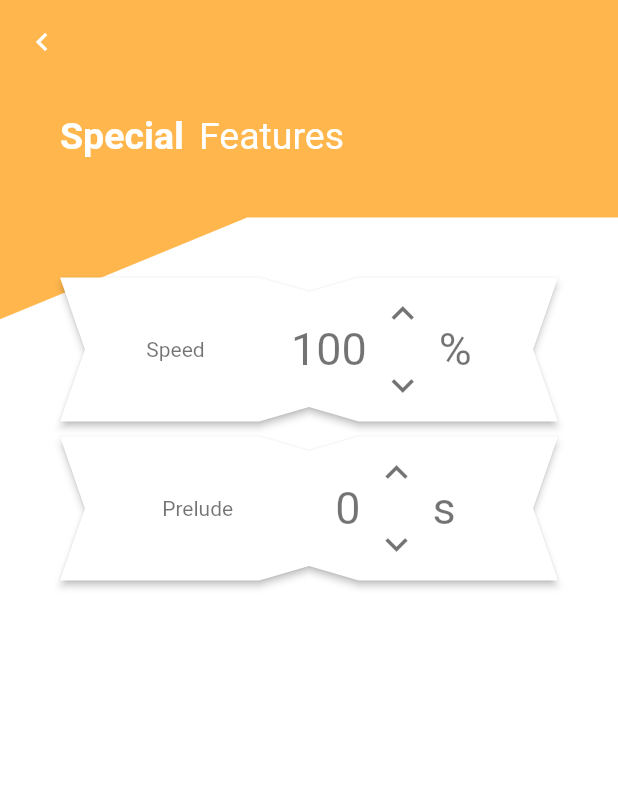
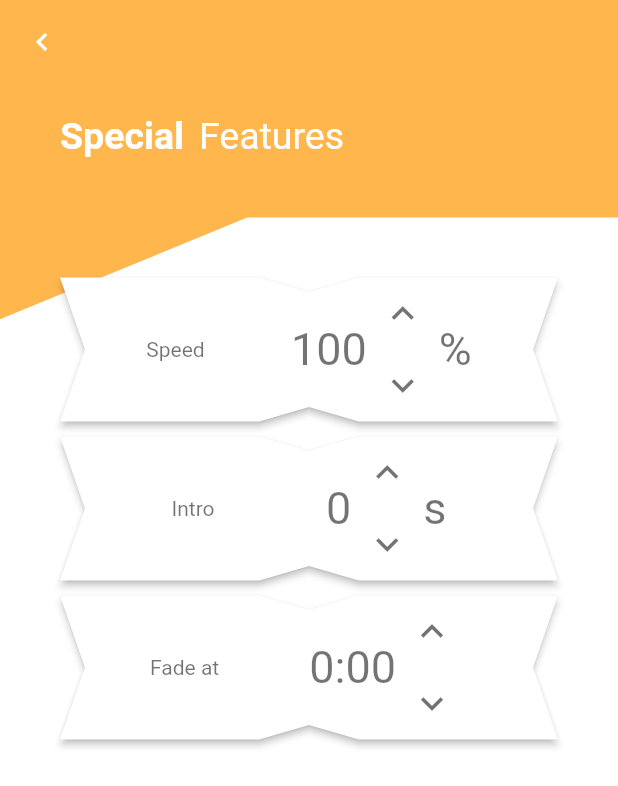
Before and after one commit to dvorapa/stepslow, a Flutter app: the screen it shows after launch, swiped to page 4, on a phone screen of 412 x 824 dp. Shown: the top 786 px of the screen. Run offline on Flutter 3.47's test engine with Material 2 defaults, Android fonts, the phone set to English and light mode, and no system bars; our stand-ins replace audioplayers, flutter_tts, on_audio_query, permission_handler, shared_preferences, typicons_flutter and 2 more; missing offline and left inert: easy_dialogs, flutter_ffmpeg.

Commit message:
Update screenshots #62, restrict song length #4

```diff
--- a/lib/main.dart
+++ b/lib/main.dart
@@ -24,7 +24,7 @@ final Color interactiveColor = Colors.orange[300]!; // #FFB74D #FFA726
 final Color backgroundColor = Colors.white;
 
 /// YouTube components color
-final Color youTubeColor = Colors.red; // #E4273A
+final Color youtubeColor = Colors.red; // #E4273A
 
 /// Text main color
 final Color unfocusedColor = Colors.grey[400]!;
@@ -262,6 +262,9 @@ class _PlayerState extends State<Player> with WidgetsBindingObserver {
   /// Current playback position
   Duration _position = _emptyDuration;
 
+  /// Position to switch songs
+  Duration _fadePosition = _emptyDuration;
+
   /// Playback song from last run
   String? lastSongPath;
 
@@ -286,7 +289,7 @@ class _PlayerState extends State<Player> with WidgetsBindingObserver {
   final FlutterTts _tts = FlutterTts();
 
   /// Prelude length before playback
-  int _ttsLength = 0;
+  int _introLength = 0;
 
   /// Random generator to shuffle queue after startup
   final Random random = Random();
@@ -370,12 +373,12 @@ class _PlayerState extends State<Player> with WidgetsBindingObserver {
     } else {
       setState(() => song = queue[index]);
       final String _songPath = song!.data;
-      if (_ttsLength != 0) {
+      if (_introLength != 0) {
         onStop(quiet: true);
         audioPlayer.setUrl(_songPath, isLocal: true);
       }
       final List<String> _range = [
-        for (int i = _ttsLength; i > 0; i--) i.toString()
+        for (int i = _introLength; i > 0; i--) i.toString()
       ];
       _ttsTimer?.cancel();
       _ttsTimer = Timer.periodic(const Duration(seconds: 1), (_) {
@@ -487,7 +490,7 @@ class _PlayerState extends State<Player> with WidgetsBindingObserver {
       setState(() {
         folder = _folder;
         chosenFolder = _folder;
-        _ttsLength = 0;
+        _introLength = 0;
       });
     }
   }
@@ -690,8 +693,8 @@ class _PlayerState extends State<Player> with WidgetsBindingObserver {
 
   /// Switches playback [_prelude]
   void onPrelude() {
-    setState(() => _ttsLength = _ttsLength == 0 ? 10 : 0);
-    if (_ttsLength == 10) onChange(index);
+    setState(() => _introLength = _introLength == 0 ? 10 : 0);
+    if (_introLength == 10) onChange(index);
   }
 
   /// Switches playback [_state]
@@ -723,7 +726,7 @@ class _PlayerState extends State<Player> with WidgetsBindingObserver {
                           Icon(Typicons.social_youtube,
                               color: source == _source
                                   ? Theme.of(context).primaryColor
-                                  : youTubeColor),
+                                  : youtubeColor),
                           _sourceText
                         ]);
                   case 0:
@@ -974,6 +977,11 @@ class _PlayerState extends State<Player> with WidgetsBindingObserver {
     });
     audioPlayer.onAudioPositionChanged.listen((Duration p) {
       setState(() => _position = p * (100.0 / _rate));
+      if (_fadePosition > _emptyDuration && _position > _fadePosition) {
+        onPause(quiet: true);
+        onChange(index + 1);
+        onPlay();
+      }
     });
     audioPlayer.onPlayerCompletion.listen((_) {
       setState(() => _position = duration);
@@ -1336,7 +1344,7 @@ class _PlayerState extends State<Player> with WidgetsBindingObserver {
                                       crossAxisAlignment:
                                           CrossAxisAlignment.end,
                                       children: [
-                                        _ttsLength == 0
+                                        _introLength == 0
                                             ? const SizedBox.shrink()
                                             : GestureDetector(
                                                 onDoubleTap: onPrelude,
@@ -1352,9 +1360,9 @@ class _PlayerState extends State<Player> with WidgetsBindingObserver {
                                                         padding: const EdgeInsets
                                                                 .symmetric(
                                                             horizontal: 12.0),
-                                                        color: youTubeColor,
+                                                        color: youtubeColor,
                                                         child: Text(
-                                                            '$_ttsLength s',
+                                                            '$_introLength s',
                                                             style: TextStyle(
                                                                 color: Theme.of(
                                                                         context)
@@ -1433,7 +1441,7 @@ class _PlayerState extends State<Player> with WidgetsBindingObserver {
                                                         .scaffoldBackgroundColor,
                                                     fontWeight:
                                                         FontWeight.bold)))),
-                                    _ttsLength == 0
+                                    _introLength == 0
                                         ? const SizedBox.shrink()
                                         : GestureDetector(
                                             onDoubleTap: onPrelude,
@@ -1448,8 +1456,9 @@ class _PlayerState extends State<Player> with WidgetsBindingObserver {
                                                     padding: const EdgeInsets
                                                             .symmetric(
                                                         horizontal: 12.0),
-                                                    color: youTubeColor,
-                                                    child: Text('$_ttsLength s',
+                                                    color: youtubeColor,
+                                                    child: Text(
+                                                        '$_introLength s',
                                                         style: TextStyle(
                                                             color: Theme.of(
                                                                     context)
@@ -1468,13 +1477,17 @@ class _PlayerState extends State<Player> with WidgetsBindingObserver {
                                                 : Theme.of(context)
                                                     .primaryColor
                                                     .withOpacity(.7),
-                                            child: Text(
-                                                _timeInfo(
-                                                    _queueComplete, duration),
+                                            child: Text(_timeInfo(_queueComplete, _fadePosition == _emptyDuration ? duration : _fadePosition),
                                                 style: TextStyle(
-                                                  color: Theme.of(context)
-                                                      .scaffoldBackgroundColor,
-                                                ))))
+                                                    color: _fadePosition ==
+                                                            _emptyDuration
+                                                        ? Theme.of(context)
+                                                            .scaffoldBackgroundColor
+                                                        : youtubeColor,
+                                                    fontWeight: _fadePosition ==
+                                                            _emptyDuration
+                                                        ? FontWeight.normal
+                                                        : FontWeight.bold))))
                                   ]))
                         ]))),
           // features
@@ -1553,9 +1566,21 @@ class _PlayerState extends State<Player> with WidgetsBindingObserver {
                                               mainAxisAlignment:
                                                   MainAxisAlignment.spaceEvenly,
                                               children: <Widget>[
-                                                const Text('Prelude'),
+                                                const Text('Intro'),
                                                 _preludePicker(this)
-                                              ]))
+                                              ])),
+                                      Card(
+                                          elevation: 2.0,
+                                          shape: const _CubistShapeF(),
+                                          margin: const EdgeInsets.only(
+                                              bottom: 10.0),
+                                          child: Row(
+                                              mainAxisAlignment:
+                                                  MainAxisAlignment.spaceEvenly,
+                                              children: <Widget>[
+                                                const Text('Fade at'),
+                                                _fadePositionPicker(this)
+                                              ])),
                                     ]))))
                   ])))
         ]));
@@ -1566,7 +1591,7 @@ class _PlayerState extends State<Player> with WidgetsBindingObserver {
 Widget _sourceButton(int sourceId, Color darkColor) {
   switch (sourceId) {
     case -1:
-      return Icon(Typicons.social_youtube, color: youTubeColor);
+      return Icon(Typicons.social_youtube, color: youtubeColor);
     case 0:
       return Icon(Icons.phone_iphone, color: darkColor);
     default:
@@ -1790,8 +1815,8 @@ Widget _rateCover(parent) {
 /// Renders prelude length selector
 Widget _preludePicker(parent) {
   return Builder(builder: (BuildContext context) {
-    String _message = 'Reset prelude length';
-    if (parent._ttsLength == 0) _message = 'Set prelude length';
+    String _message = 'Reset intro length';
+    if (parent._introLength == 0) _message = 'Set intro length';
     final TextStyle _textStyle = TextStyle(
         fontSize: 30, color: Theme.of(context).textTheme.bodyText2!.color);
     return Center(
@@ -1801,20 +1826,21 @@ Widget _preludePicker(parent) {
           message: _message,
           child: InkWell(
               onTap: () {
-                parent.setState(() => parent._ttsLength = 0);
+                parent.setState(() =>
+                    parent._introLength = parent._introLength == 0 ? 10 : 0);
               },
-              child: Text('${parent._ttsLength}', style: _textStyle))),
+              child: Text('${parent._introLength}', style: _textStyle))),
       Column(mainAxisAlignment: MainAxisAlignment.center, children: <Widget>[
         IconButton(
             onPressed: () {
-              parent.setState(() => parent._ttsLength += 5);
+              parent.setState(() => parent._introLength += 5);
             },
             tooltip: 'Add more',
             icon: const Icon(Icons.keyboard_arrow_up, size: 30)),
         IconButton(
             onPressed: () {
-              if (parent._ttsLength >= 5) {
-                parent.setState(() => parent._ttsLength -= 5);
+              if (parent._introLength >= 5) {
+                parent.setState(() => parent._introLength -= 5);
               }
             },
             tooltip: 'Shorten',
@@ -1825,6 +1851,48 @@ Widget _preludePicker(parent) {
   });
 }
 
+/// Renders fade position selector
+Widget _fadePositionPicker(parent) {
+  return Builder(builder: (BuildContext context) {
+    String _message = 'Reset fade position';
+    if (parent._fadePosition == _emptyDuration) _message = 'Set fade position';
+    final TextStyle _textStyle = TextStyle(
+        fontSize: 30, color: Theme.of(context).textTheme.bodyText2!.color);
+    return Center(
+        child:
+            Row(mainAxisAlignment: MainAxisAlignment.center, children: <Widget>[
+      Tooltip(
+          message: _message,
+          child: InkWell(
+              onTap: () {
+                parent.setState(() => parent._fadePosition =
+                    parent._fadePosition == _emptyDuration
+                        ? const Duration(seconds: 90)
+                        : _emptyDuration);
+              },
+              child: Text(
+                  '${parent._fadePosition.inMinutes}:${zero(parent._fadePosition.inSeconds % 60)}',
+                  style: _textStyle))),
+      Column(mainAxisAlignment: MainAxisAlignment.center, children: <Widget>[
+        IconButton(
+            onPressed: () {
+              parent.setState(() => parent._fadePosition += _defaultDuration);
+            },
+            tooltip: 'Lengthen',
+            icon: const Icon(Icons.keyboard_arrow_up, size: 30)),
+        IconButton(
+            onPressed: () {
+              if (parent._fadePosition >= _defaultDuration) {
+                parent.setState(() => parent._fadePosition -= _defaultDuration);
+              }
+            },
+            tooltip: 'Shorten',
+            icon: const Icon(Icons.keyboard_arrow_down, size: 30))
+      ])
+    ]));
+  });
+}
+
 /// Handles oblong player section
 Widget _playerOblong(parent) {
   return Builder(builder: (BuildContext context) {
@@ -1832,7 +1900,7 @@ Widget _playerOblong(parent) {
         message: '''
 Drag position horizontally to change it
 Drag curve vertically to change speed
-Double tap to add prelude''',
+Double tap to add intro''',
         showDuration: _defaultDuration,
         child: GestureDetector(*/
     return GestureDetector(
@@ -1904,9 +1972,19 @@ Widget _playerControl(_PlayerState parent) {
                       style: TextStyle(
                           color: Theme.of(context).textTheme.bodyText2!.color,
                           fontWeight: FontWeight.bold)),
-                  Text(_timeInfo(parent._queueComplete, parent.duration),
+                  Text(
+                      _timeInfo(
+                          parent._queueComplete,
+                          parent._fadePosition == _emptyDuration
+                              ? parent.duration
+                              : parent._fadePosition),
                       style: TextStyle(
-                          color: Theme.of(context).textTheme.bodyText2!.color))
+                          color: parent._fadePosition == _emptyDuration
+                              ? Theme.of(context).textTheme.bodyText2!.color
+                              : youtubeColor,
+                          fontWeight: parent._fadePosition == _emptyDuration
+                              ? FontWeight.normal
+                              : FontWeight.bold))
                 ]),
             _title(parent),
             _artist(parent),
```
Also changed, not shown: screenshot.png, 2 other files.
